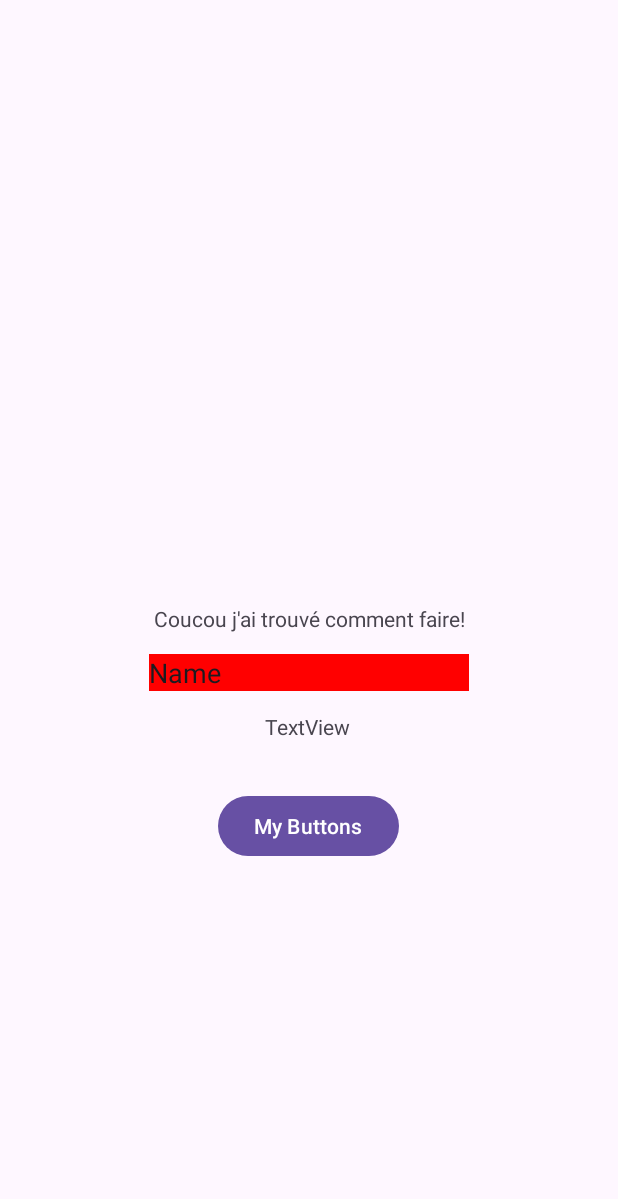
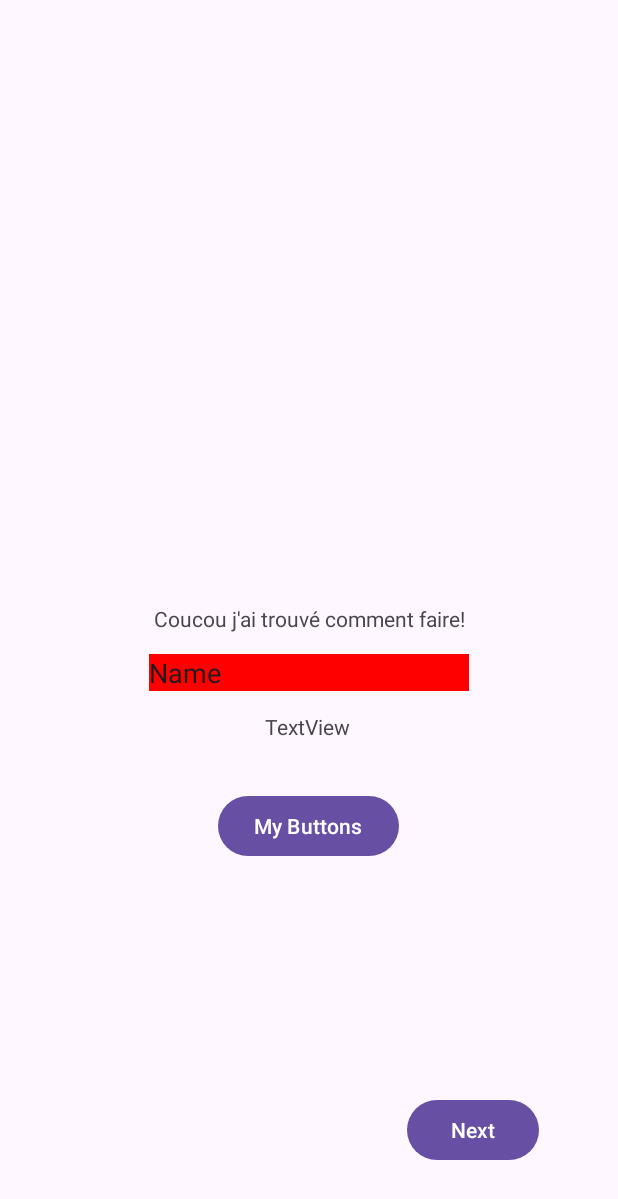
Before and after one commit to Hashual/R4A11, an Android app: the screen it shows after launch (MainActivity), on a phone screen of 412 x 824 dp. Shown: the top 1199 px of the screen. Run offline under Robolectric (Android 15) with nearby library versions, the phone set to English and light mode, and no system bars.

Commit message:
End of TP1

```diff
--- a/TP1/MyApplication/app/src/main/AndroidManifest.xml
+++ b/TP1/MyApplication/app/src/main/AndroidManifest.xml
@@ -13,6 +13,9 @@
         android:theme="@style/Theme.MyApplication"
         tools:targetApi="31">
         <activity
+            android:name=".MainActivity2"
+            android:exported="false" />
+        <activity
             android:name=".MainActivity"
             android:exported="true">
             <intent-filter>
--- a/TP1/MyApplication/app/src/main/java/com/example/myapplication/MainActivity.kt
+++ b/TP1/MyApplication/app/src/main/java/com/example/myapplication/MainActivity.kt
@@ -1,5 +1,6 @@
 package com.example.myapplication
 
+import android.content.Intent
 import android.os.Bundle
 import android.text.Layout
 import android.widget.Button
@@ -10,6 +11,8 @@ import androidx.appcompat.app.AppCompatActivity
 import androidx.constraintlayout.widget.ConstraintLayout
 import androidx.core.view.ViewCompat
 import androidx.core.view.WindowInsetsCompat
+
+const val EXTRA_TEXT = "text_to_display"
 
 class MainActivity : AppCompatActivity() {
     override fun onCreate(savedInstanceState: Bundle?) {
@@ -24,15 +27,21 @@ class MainActivity : AppCompatActivity() {
 
         }
 
+
+
         val premierBouton : Button = findViewById(R.id.buttonclic)
+        val next : Button = findViewById(R.id.next)
+
         val premierLayout : EditText = findViewById(R.id.editText)
         val premieraffichage : TextView = findViewById(R.id.affichage)
         val layoutPrincipal : ConstraintLayout = findViewById(R.id.main)
         val deuxiemeTextView : TextView = TextView(this)
+        var validerClick : Boolean = false
 
 
         premierBouton.setOnClickListener {
             premieraffichage.setText(premierLayout.text)
+            validerClick = true
 
             if (premierLayout.text.toString() == "afficher nouveau textView"){
                 deuxiemeTextView.setText(premierLayout.text)
@@ -41,5 +50,17 @@ class MainActivity : AppCompatActivity() {
 
         }
 
+        next.setOnClickListener{
+
+            if ( validerClick ){
+                val intent = Intent(this@MainActivity, MainActivity2::class.java)
+                intent.putExtra(EXTRA_TEXT, premieraffichage.text.toString())
+                startActivity(intent)
+
+            }
+        }
+
+
+
     }
 }
--- a/TP1/MyApplication/app/src/main/res/layout/activity_main.xml
+++ b/TP1/MyApplication/app/src/main/res/layout/activity_main.xml
@@ -56,5 +56,19 @@
         app:layout_constraintStart_toStartOf="parent"
         app:layout_constraintTop_toBottomOf="@+id/editText" />
 
+    <Button
+        android:id="@+id/next"
+        android:layout_width="wrap_content"
+        android:layout_height="wrap_content"
+        android:layout_marginStart="270dp"
+        android:layout_marginTop="245dp"
+        android:layout_marginEnd="51dp"
+        android:layout_marginBottom="24dp"
+        android:text="Next"
+        app:layout_constraintBottom_toBottomOf="parent"
+        app:layout_constraintEnd_toEndOf="parent"
+        app:layout_constraintStart_toStartOf="parent"
+        app:layout_constraintTop_toBottomOf="@+id/editText" />
+
 
 </androidx.constraintlayout.widget.ConstraintLayout>
--- a/TP1/MyApplication/app/src/main/res/values/strings.xml
+++ b/TP1/MyApplication/app/src/main/res/values/strings.xml
@@ -1,3 +1,4 @@
 <resources>
     <string name="app_name">My Application</string>
+    <string name="display_label">Display label</string>
 </resources>
```
Also changed, not shown: TP1/MyApplication/app/src/main/java/com/example/myapplication/MainActivity2.kt (added, +44 -0 lines), TP1/MyApplication/app/src/main/res/layout/activity_main2.xml (added, +39 -0 lines).
